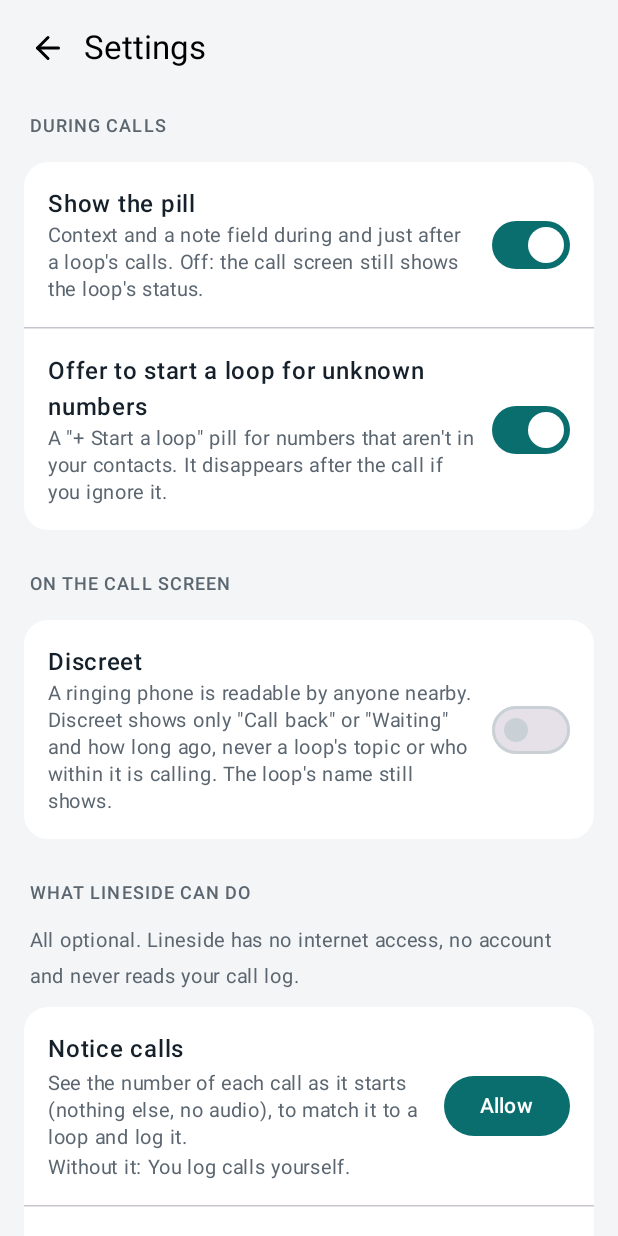
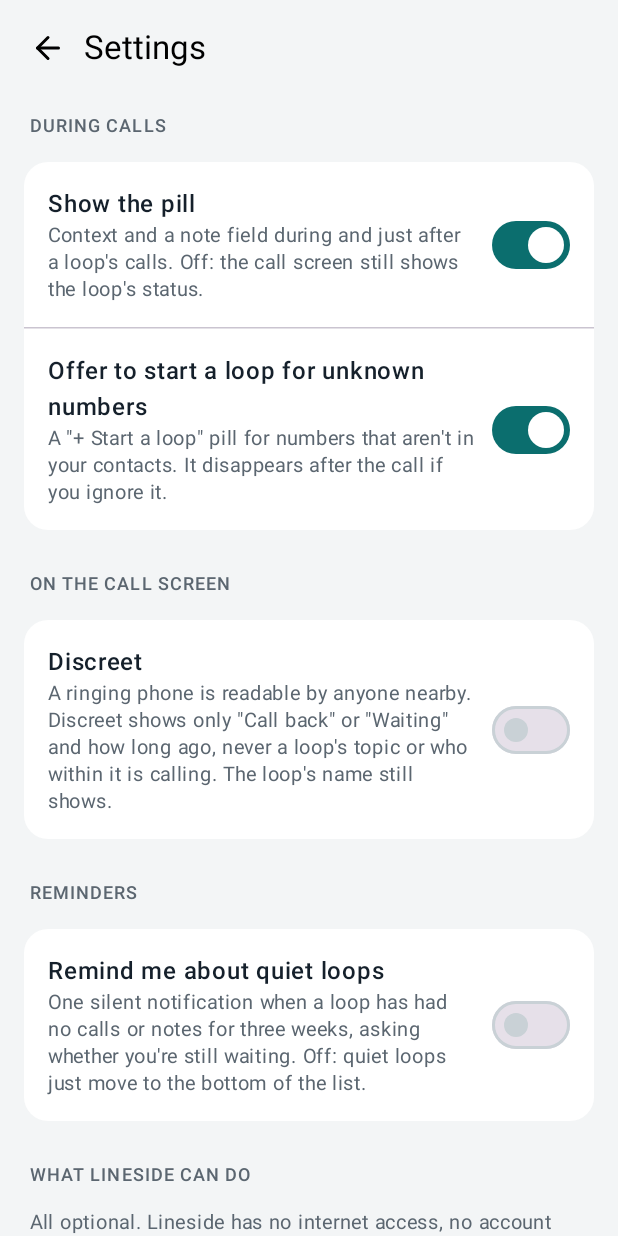
Before and after one commit to absoluteKander/Lineside, an Android app built with Jetpack Compose: the screen it shows after launch (MainActivity), after a tap on "Settings", on a phone screen of 412 x 824 dp. Run offline under Robolectric (Android 15) with nearby library versions, the phone set to English and light mode, and no system bars; our stand-ins replace Room's generated code; 1 statement that could not run was skipped.

Commit message:
Quiet-loop reminders are opt-in (Settings, default off)
The daily check only posts the three-week reminder when the user has turned
it on. To be offered during onboarding.

Co-Authored-By: Claude Opus 5.5 <noreply@anthropic.com>

```diff
--- a/app/src/main/java/app/lineside/Daily.kt
+++ b/app/src/main/java/app/lineside/Daily.kt
@@ -31,7 +31,7 @@ class DailyWorker(ctx: Context, params: WorkerParameters) : CoroutineWorker(ctx,
         val app = App.of(applicationContext)
         app.repo.resyncAll()
         val now = System.currentTimeMillis()
-        if (QuietNudge.canPost(app)) for (l in app.repo.openLoopsAll()) {
+        if (app.settings.quietNudge && QuietNudge.canPost(app)) for (l in app.repo.openLoopsAll()) {
             if (LoopStatus.shouldNudge(l.loop, app.settings.nudgedAt(l.loop.id), now)) {
                 QuietNudge.post(app, l.loop.id, l.loop.name)
                 app.settings.setNudgedAt(l.loop.id, now)
--- a/app/src/main/java/app/lineside/MainActivity.kt
+++ b/app/src/main/java/app/lineside/MainActivity.kt
@@ -107,6 +107,7 @@ class MainActivity : ComponentActivity() {
         var pillOn by remember { mutableStateOf(settings.pillEnabled) }
         var unknownOn by remember { mutableStateOf(settings.unknownCallerPill) }
         var discreetOn by remember { mutableStateOf(settings.discreetCallScreen) }
+        var nudgeOn by remember { mutableStateOf(settings.quietNudge) }
         val askPerms = rememberLauncherForActivityResult(ActivityResultContracts.RequestMultiplePermissions()) {
             permTick++
             if (hasContacts()) scope.launch { repo.resyncAll() }
@@ -147,6 +148,8 @@ class MainActivity : ComponentActivity() {
                 onUnknownPill = { unknownOn = it; settings.unknownCallerPill = it },
                 discreet = discreetOn,
                 onDiscreet = { discreetOn = it; settings.discreetCallScreen = it; scope.launch { repo.resyncAll() } },
+                quietNudge = nudgeOn,
+                onQuietNudge = { nudgeOn = it; settings.quietNudge = it },
                 onAllow = allow,
             )
 
--- a/app/src/main/java/app/lineside/Settings.kt
+++ b/app/src/main/java/app/lineside/Settings.kt
@@ -27,6 +27,11 @@ class Settings(ctx: Context) {
         get() = p.getBoolean("discreetCallScreen", false)
         set(v) = p.edit().putBoolean("discreetCallScreen", v).apply()
 
+    /** One reminder when a loop has been quiet for three weeks. Off unless the user asks for it (offered in onboarding). */
+    var quietNudge: Boolean
+        get() = p.getBoolean("quietNudge", false)
+        set(v) = p.edit().putBoolean("quietNudge", v).apply()
+
     /** When each loop was last nudged as quiet (loop id → time). */
     fun nudgedAt(loopId: Long): Long? = p.getLong("nudged_$loopId", 0L).takeIf { it > 0 }
     fun setNudgedAt(loopId: Long, at: Long) = p.edit().putLong("nudged_$loopId", at).apply()
--- a/app/src/main/java/app/lineside/ui/SettingsScreen.kt
+++ b/app/src/main/java/app/lineside/ui/SettingsScreen.kt
@@ -45,6 +45,8 @@ fun SettingsScreen(
     onAllow: (Access) -> Unit,
     discreet: Boolean,
     onDiscreet: (Boolean) -> Unit,
+    quietNudge: Boolean,
+    onQuietNudge: (Boolean) -> Unit,
 ) {
     Column(
         Modifier.fillMaxSize().background(MaterialTheme.colorScheme.background).statusBarsPadding().navigationBarsPadding()
@@ -71,6 +73,15 @@ fun SettingsScreen(
                 "A ringing phone is readable by anyone nearby. Discreet shows only \"Call back\" or \"Waiting\" and how long ago, " +
                     "never a loop's topic or who within it is calling. The loop's name still shows.",
                 discreet, onDiscreet,
+            )
+        }
+        SectionLabel("Reminders", Modifier.padding(start = 20.dp, top = 20.dp, bottom = 8.dp))
+        Group {
+            Toggle(
+                "Remind me about quiet loops",
+                "One silent notification when a loop has had no calls or notes for three weeks, asking whether you're still waiting. " +
+                    "Off: quiet loops just move to the bottom of the list.",
+                quietNudge, onQuietNudge,
             )
         }
         SectionLabel("What Lineside can do", Modifier.padding(start = 20.dp, top = 20.dp, bottom = 4.dp))
```
